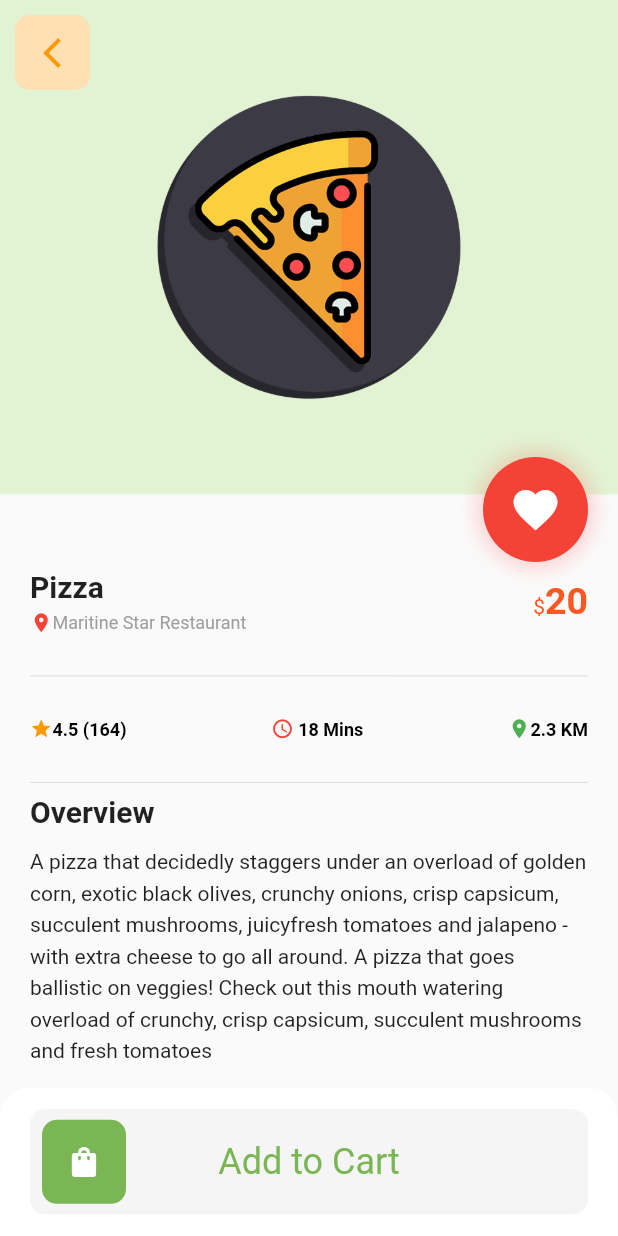
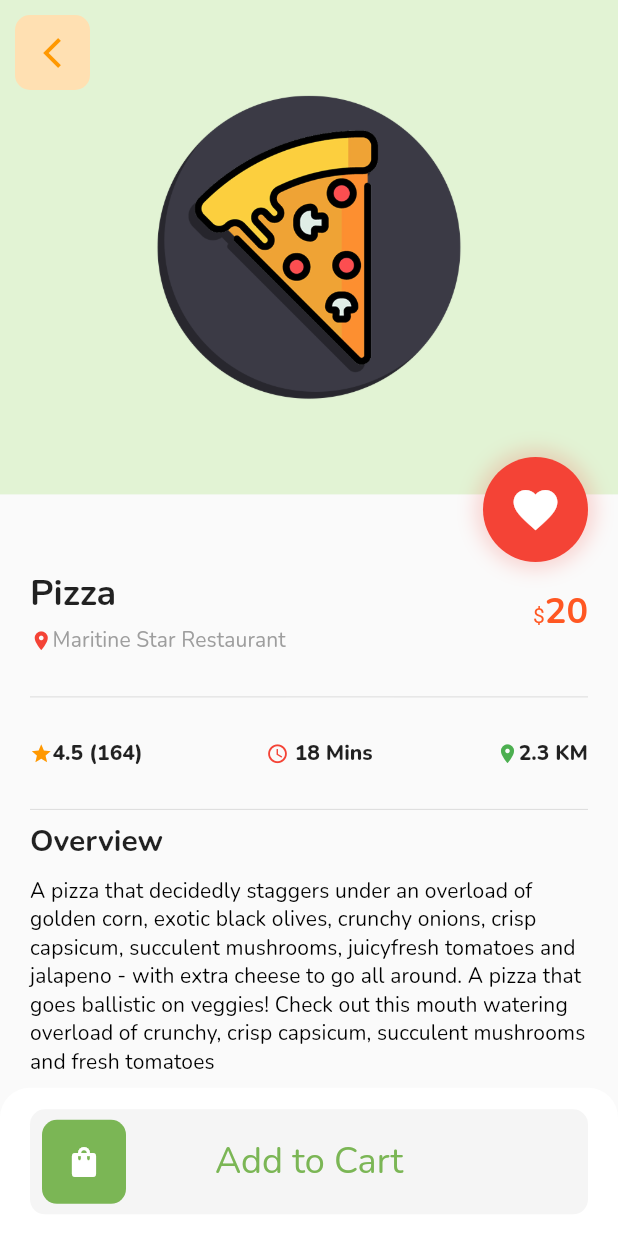
Before and after one commit to retroportalstudio/rps_ui_collection, a Flutter app: the screen it shows after launch, after a tap on "Pizza", on a phone screen of 412 x 824 dp. Run offline on Flutter 3.47's test engine with Material 2 defaults, Android fonts, the phone set to English and light mode, and no system bars; drawn by our look-alikes of slide_to_act; our stand-ins replace fluttertoast, google_fonts.

Commit message:
Updated TextStyles

```diff
--- a/rps_ui_e2/lib/main.dart
+++ b/rps_ui_e2/lib/main.dart
@@ -10,14 +10,12 @@ void main() {
 class MyApp extends StatelessWidget {
   @override
   Widget build(BuildContext context) {
-    SystemChrome.setSystemUIOverlayStyle(SystemUiOverlayStyle(
-        statusBarColor: COLOR_GREEN
-    ));
+    SystemChrome.setSystemUIOverlayStyle(SystemUiOverlayStyle(statusBarColor: COLOR_GREEN));
     return LayoutBuilder(builder: (context, constraints) {
       return MaterialApp(
         debugShowCheckedModeBanner: false,
         title: 'Screen 2',
-        theme: ThemeData(primaryColor: COLOR_GREEN),
+        theme: ThemeData(textTheme: defaultText),
         home: LandingScreen(),
       );
     });
--- a/rps_ui_e2/lib/screens/landing_screen.dart
+++ b/rps_ui_e2/lib/screens/landing_screen.dart
@@ -30,7 +30,6 @@ class LandingScreen extends StatefulWidget {
 class _LandingScreenState extends State<LandingScreen> {
   final FocusNode _focusNode = FocusNode();
 
-
   @override
   void dispose() {
     super.dispose();
@@ -39,6 +38,7 @@ class _LandingScreenState extends State<LandingScreen> {
 
   @override
   Widget build(BuildContext context) {
+    final TextTheme textTheme = Theme.of(context).textTheme;
     return SafeArea(
       child: Scaffold(
         resizeToAvoidBottomInset: false,
@@ -79,7 +79,7 @@ class _LandingScreenState extends State<LandingScreen> {
                                       flex: 7,
                                       child: Text(
                                         "How Hungry are you Today?",
-                                        style: TextStyle(fontSize: 25, fontWeight: FontWeight.bold, color: Colors.white),
+                                        style: textTheme.headline5!.apply(color: Colors.white),
                                       ),
                                     )
                                   ],
@@ -130,14 +130,14 @@ class _LandingScreenState extends State<LandingScreen> {
                                 children: [
                                   Text(
                                     "Popular Foods",
-                                    style: TextStyle(fontWeight: FontWeight.bold, fontSize: 25),
+                                    style: textTheme.headline5,
                                   ),
                                   Expanded(
                                     child: Center(),
                                   ),
                                   Text(
                                     "View All > ",
-                                    style: TextStyle(fontWeight: FontWeight.bold, fontSize: 14, color: Colors.orange),
+                                    style: textTheme.subtitle2!.apply(color: COLOR_ORANGE),
                                   ),
                                   addHorizontalSpace(10),
                                 ],
@@ -185,7 +185,7 @@ class _LandingScreenState extends State<LandingScreen> {
                                                 addVerticalSpace(10),
                                                 Text(
                                                   "${category['name']}",
-                                                  style: TextStyle(fontWeight: FontWeight.bold, color: Colors.black),
+                                                  style: textTheme.bodyText2!.apply(color: COLOR_BLACK),
                                                 )
                                               ],
                                             ),
--- a/rps_ui_e2/lib/screens/product_item.dart
+++ b/rps_ui_e2/lib/screens/product_item.dart
@@ -10,6 +10,7 @@ class ProductItem extends StatelessWidget {
 
   @override
   Widget build(BuildContext context) {
+    final TextTheme textTheme = Theme.of(context).textTheme;
     final height = width * 4 / 3;
     return Container(
       margin: const EdgeInsets.only(right: 20),
@@ -46,14 +47,14 @@ class ProductItem extends StatelessWidget {
                 Expanded(child: Center()),
                 Text(
                   "${productData['name']}",
-                  style: TextStyle(fontSize: 20, fontWeight: FontWeight.bold),
+                  style: textTheme.headline6,
                 ),
                 addVerticalSpace(5),
                 RichText(
                     overflow: TextOverflow.ellipsis,
                     text: TextSpan(children: [
                       WidgetSpan(child: Icon(Icons.location_on, color: Colors.red, size: 15)),
-                      TextSpan(text: "${productData['rest']}", style: TextStyle(color: COLOR_GREY, fontSize: 12))
+                      TextSpan(text: "${productData['rest']}", style: textTheme.caption)
                     ])),
                 addVerticalSpace(15),
                 Row(
@@ -65,7 +66,7 @@ class ProductItem extends StatelessWidget {
                           overflow: TextOverflow.ellipsis,
                           text: TextSpan(children: [
                             WidgetSpan(child: Icon(Icons.star, color: Colors.orange, size: 15)),
-                            TextSpan(text: "${productData['rating']}", style: TextStyle(color: Colors.black, fontSize: 12, fontWeight: FontWeight.bold))
+                            TextSpan(text: "${productData['rating']}", style: textTheme.subtitle2!.apply(fontWeightDelta: 4))
                           ])),
                     ),
                     Expanded(
@@ -74,8 +75,8 @@ class ProductItem extends StatelessWidget {
                           textAlign: TextAlign.right,
                           overflow: TextOverflow.ellipsis,
                           text: TextSpan(children: [
-                            TextSpan(text: "\$", style: TextStyle(color: Colors.deepOrange)),
-                            TextSpan(text: "${productData['price']}", style: TextStyle(color: Colors.deepOrange, fontSize: 25, fontWeight: FontWeight.bold))
+                            TextSpan(text: "\$", style: TextStyle(color: COLOR_ORANGE)),
+                            TextSpan(text: "${productData['price']}", style: textTheme.headline5!.apply(color: COLOR_ORANGE))
                           ])),
                     ),
                   ],
--- a/rps_ui_e2/lib/screens/product_page.dart
+++ b/rps_ui_e2/lib/screens/product_page.dart
@@ -20,6 +20,7 @@ class _ProductPageState extends State<ProductPage> {
 
   @override
   Widget build(BuildContext context) {
+    final TextTheme textTheme = Theme.of(context).textTheme;
     return SafeArea(
       child: Scaffold(
         body: LayoutBuilder(builder: (context, constraints) {
@@ -81,14 +82,14 @@ class _ProductPageState extends State<ProductPage> {
                                           children: [
                                             Text(
                                               "${widget.productData['name']}",
-                                              style: TextStyle(fontSize: 20, fontWeight: FontWeight.bold),
+                                              style: textTheme.headline5,
                                             ),
                                             addVerticalSpace(5),
                                             RichText(
                                                 overflow: TextOverflow.ellipsis,
                                                 text: TextSpan(children: [
                                                   WidgetSpan(child: Icon(Icons.location_on, color: Colors.red, size: 15)),
-                                                  TextSpan(text: "${widget.productData['rest']}", style: TextStyle(color: COLOR_GREY, fontSize: 12))
+                                                  TextSpan(text: "${widget.productData['rest']}", style: textTheme.subtitle2!.apply(color: COLOR_GREY))
                                                 ])),
                                           ],
                                         ),
@@ -96,8 +97,8 @@ class _ProductPageState extends State<ProductPage> {
                                             textAlign: TextAlign.right,
                                             overflow: TextOverflow.ellipsis,
                                             text: TextSpan(children: [
-                                              TextSpan(text: "\$", style: TextStyle(color: Colors.deepOrange)),
-                                              TextSpan(text: "${widget.productData['price']}", style: TextStyle(color: Colors.deepOrange, fontSize: 25, fontWeight: FontWeight.bold))
+                                              TextSpan(text: "\$", style: TextStyle(color: COLOR_ORANGE)),
+                                              TextSpan(text: "${widget.productData['price']}", style: textTheme.headline5!.apply(color: COLOR_ORANGE))
                                             ])),
                                       ],
                                     ),
@@ -112,19 +113,19 @@ class _ProductPageState extends State<ProductPage> {
                                               overflow: TextOverflow.ellipsis,
                                               text: TextSpan(children: [
                                                 WidgetSpan(child: Icon(Icons.star, color: Colors.orange, size: 15)),
-                                                TextSpan(text: "${widget.productData['rating']}", style: TextStyle(color: Colors.black, fontWeight: FontWeight.bold, fontSize: 12))
+                                                TextSpan(text: "${widget.productData['rating']}", style: textTheme.bodyText2!.apply(fontWeightDelta: 4))
                                               ])),
                                           RichText(
                                               overflow: TextOverflow.ellipsis,
                                               text: TextSpan(children: [
                                                 WidgetSpan(child: Icon(Icons.access_time_sharp, color: Colors.red, size: 15)),
-                                                TextSpan(text: " 18 Mins", style: TextStyle(color: Colors.black, fontWeight: FontWeight.bold, fontSize: 12))
+                                                TextSpan(text: " 18 Mins", style: textTheme.bodyText2!.apply(fontWeightDelta: 4))
                                               ])),
                                           RichText(
                                               overflow: TextOverflow.ellipsis,
                                               text: TextSpan(children: [
                                                 WidgetSpan(child: Icon(Icons.location_on, color: Colors.green, size: 15)),
-                                                TextSpan(text: "2.3 KM", style: TextStyle(color: Colors.black, fontWeight: FontWeight.bold, fontSize: 12))
+                                                TextSpan(text: "2.3 KM" , style: textTheme.bodyText2!.apply(fontWeightDelta: 4))
                                               ])),
                                         ],
                                       ),
@@ -132,13 +133,14 @@ class _ProductPageState extends State<ProductPage> {
                                     Divider(),
                                     Text(
                                       "Overview",
-                                      style: TextStyle(fontSize: 20, fontWeight: FontWeight.bold),
+                                      style: textTheme.headline6,
                                     ),
                                     addVerticalSpace(10),
                                     Text(
                                       "A pizza that decidedly staggers under an overload of golden corn, exotic black olives, crunchy onions, crisp capsicum, succulent mushrooms, juicyfresh tomatoes and jalapeno - with extra cheese to go all around. A pizza that goes ballistic on veggies! Check out this mouth watering overload of crunchy, crisp capsicum, succulent mushrooms and fresh tomatoes",
-                                      style: TextStyle(fontSize: 14, height: 1.5),
+                                      style: textTheme.subtitle2!.apply(heightDelta: 2.0),
                                     ),
+                                    addVerticalSpace(100),
                                   ],
                                 ),
                               ),
--- a/rps_ui_e2/lib/utils/constants.dart
+++ b/rps_ui_e2/lib/utils/constants.dart
@@ -2,30 +2,24 @@ import 'package:flutter/material.dart';
 import 'package:google_fonts/google_fonts.dart';
 
 const COLOR_BLACK = Colors.black;
+const COLOR_ORANGE = Colors.deepOrange;
 const COLOR_GREY = Color(0xff9E9E9E);
 const COLOR_WHITE = Color(0xffFFA801);
 const COLOR_GREEN = Color(0xff7BB655);
 
 TextTheme defaultText = TextTheme(
-    headline1: GoogleFonts.nunito(color: COLOR_BLACK, fontWeight: FontWeight.w700, fontSize: 26),
-    headline2: GoogleFonts.nunito(color: COLOR_BLACK, fontWeight: FontWeight.w700, fontSize: 22),
-    headline3: GoogleFonts.nunito(color: COLOR_BLACK, fontWeight: FontWeight.w700, fontSize: 20),
-    headline4: GoogleFonts.nunito(color: COLOR_BLACK, fontWeight: FontWeight.w700, fontSize: 16),
-    headline5: GoogleFonts.nunito(color: COLOR_BLACK, fontWeight: FontWeight.w700, fontSize: 14),
-    headline6: GoogleFonts.nunito(color: COLOR_BLACK, fontWeight: FontWeight.w700, fontSize: 12),
-    bodyText1: GoogleFonts.nunito(color: COLOR_BLACK, fontSize: 14, fontWeight: FontWeight.w500, height: 1.5),
-    bodyText2: GoogleFonts.nunito(color: COLOR_GREY, fontSize: 14, fontWeight: FontWeight.w500, height: 1.5),
-    subtitle1: GoogleFonts.nunito(color: COLOR_BLACK, fontSize: 12, fontWeight: FontWeight.w400),
-    subtitle2: GoogleFonts.nunito(color: COLOR_GREY, fontSize: 12, fontWeight: FontWeight.w400));
-
-TextTheme smallText = TextTheme(
-    headline1: GoogleFonts.nunito(color: COLOR_BLACK, fontWeight: FontWeight.w700, fontSize: 22),
-    headline2: GoogleFonts.nunito(color: COLOR_BLACK, fontWeight: FontWeight.w700, fontSize: 20),
-    headline3: GoogleFonts.nunito(color: COLOR_BLACK, fontWeight: FontWeight.w700, fontSize: 18),
-    headline4: GoogleFonts.nunito(color: COLOR_BLACK, fontWeight: FontWeight.w700, fontSize: 14),
-    headline5: GoogleFonts.nunito(color: COLOR_BLACK, fontWeight: FontWeight.w700, fontSize: 12),
-    headline6: GoogleFonts.nunito(color: COLOR_BLACK, fontWeight: FontWeight.w700, fontSize: 10),
-    bodyText1: GoogleFonts.nunito(color: COLOR_BLACK, fontSize: 12, fontWeight: FontWeight.w500, height: 1.5),
-    bodyText2: GoogleFonts.nunito(color: COLOR_GREY, fontSize: 12, fontWeight: FontWeight.w500, height: 1.5),
-    subtitle1: GoogleFonts.nunito(color: COLOR_BLACK, fontSize: 10, fontWeight: FontWeight.w400),
-    subtitle2: GoogleFonts.nunito(color: COLOR_GREY, fontSize: 10, fontWeight: FontWeight.w400));
+    headline1: GoogleFonts.nunito(fontWeight: FontWeight.bold, fontSize: 96),
+    headline2: GoogleFonts.nunito(fontWeight: FontWeight.bold, fontSize: 60),
+    headline3: GoogleFonts.nunito(fontWeight: FontWeight.bold, fontSize: 48),
+    headline4: GoogleFonts.nunito(fontWeight: FontWeight.bold, fontSize: 34),
+    headline5: GoogleFonts.nunito(fontWeight: FontWeight.bold, fontSize: 24),
+    headline6: GoogleFonts.nunito(fontWeight: FontWeight.bold, fontSize: 20),
+    bodyText1: GoogleFonts.nunito(fontSize: 16, fontWeight: FontWeight.normal),
+    bodyText2: GoogleFonts.nunito(
+      fontSize: 14,
+      fontWeight: FontWeight.normal,
+    ),
+    subtitle1: GoogleFonts.nunito(fontSize: 16, fontWeight: FontWeight.normal),
+    subtitle2: GoogleFonts.nunito(fontSize: 14, fontWeight: FontWeight.w400),
+    button: GoogleFonts.nunito(fontSize: 14, fontWeight: FontWeight.w400),
+    caption: GoogleFonts.nunito(fontSize: 12, fontWeight: FontWeight.normal));
```
Also changed, not shown: captures/capture_1.jpg, captures/capture_2.jpg.
